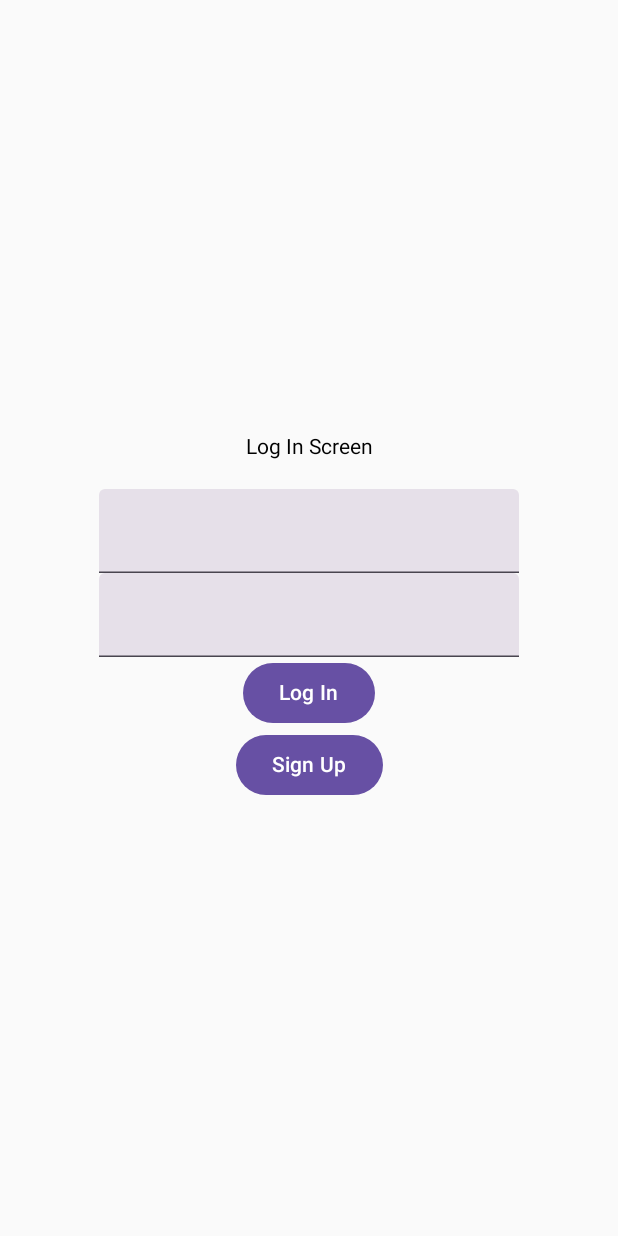
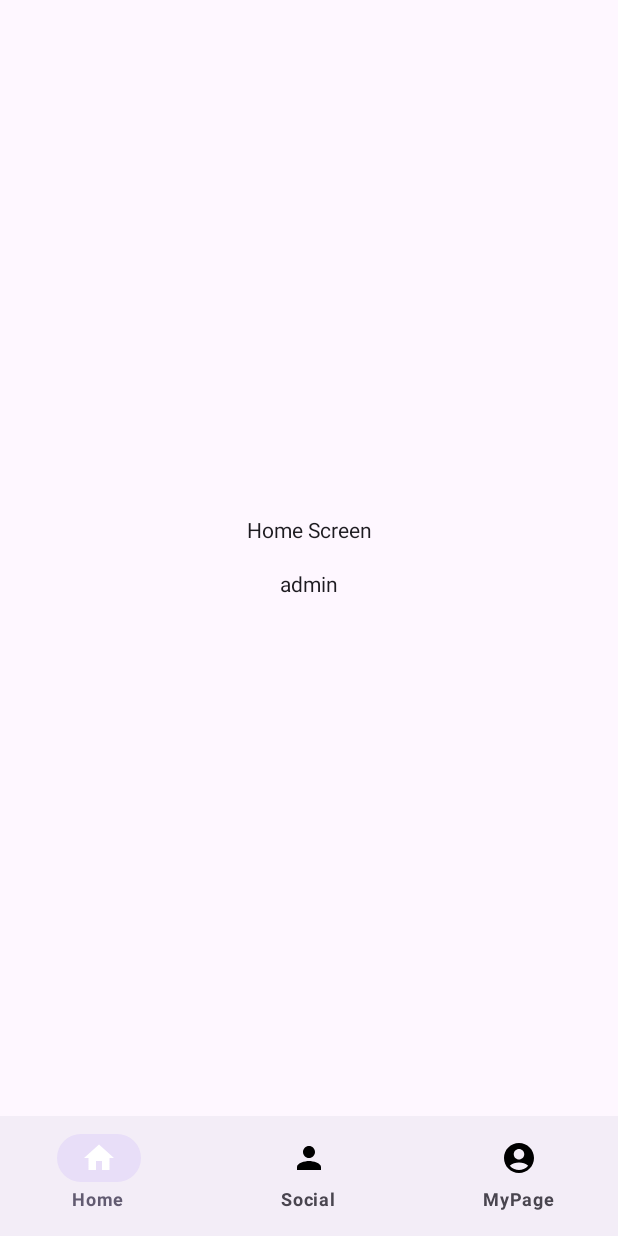
Before and after one commit to snuhcs-course/swpp-2023-project-team-13, an Android app built with Jetpack Compose: the screen it shows after launch (MainActivity), on a phone screen of 412 x 824 dp. Run offline under Robolectric (Android 15) with nearby library versions, the phone set to English and light mode, and no system bars.

Commit message:
Add Feature: BottomBar
navGraph와 Scaffold를 이용하여 BottomBar를 만들어 보았습니다.
하단에 home, social, mypage에서 선택하여 screen을 전환할 수 있습니다.

```diff
--- a/frontend/app/src/main/java/com/team13/fooriend/ui/FooriendApp.kt
+++ b/frontend/app/src/main/java/com/team13/fooriend/ui/FooriendApp.kt
@@ -1,23 +1,25 @@
 package com.team13.fooriend.ui
 
+import androidx.compose.material3.ExperimentalMaterial3Api
 import androidx.compose.runtime.Composable
 import androidx.navigation.NavHostController
 import androidx.navigation.compose.NavHost
 import androidx.navigation.compose.composable
 import androidx.navigation.compose.rememberNavController
-import com.team13.fooriend.ui.screen.home.HomeScreen
+import com.team13.fooriend.ui.component.BottomBar
 import com.team13.fooriend.ui.screen.login.LogInScreen
-import com.team13.fooriend.ui.screen.mypage.MyPageScreen
 import com.team13.fooriend.ui.screen.signup.SignUpScreen
-import com.team13.fooriend.ui.screen.social.SocialScreen
 
 
+@OptIn(ExperimentalMaterial3Api::class)
 @Composable
 fun FooriendApp() {
     val navController = rememberNavController()
-    FooriendNavHost(navController = navController)
+    //FooriendNavHost(navController = navController)
+    BottomBar(navController = navController)
 }
 
+@OptIn(ExperimentalMaterial3Api::class)
 @Composable
 fun FooriendNavHost(navController: NavHostController) {
     NavHost(
@@ -25,26 +27,13 @@ fun FooriendNavHost(navController: NavHostController) {
         startDestination = "login"
     ) {
         composable("login") {
-            LogInScreen(navController)
+            LogInScreen()
         }
         composable("signup") {
-            SignUpScreen(navController)
+            SignUpScreen()
         }
-        composable("home/{nickname}") {
-                backStackEntry ->
-            HomeScreen(
-                navController = navController,
-                nickname = backStackEntry.arguments?.getString("nickname") ?: "",
-            )
-        }
-        composable("home") {
-            HomeScreen(navController, "admin")
-        }
-        composable("social") {
-            SocialScreen(navController)
-        }
-        composable("myPage") {
-            MyPageScreen(navController)
+        composable("home"){
+
         }
     }
 }
--- /dev/null
+++ b/frontend/app/src/main/java/com/team13/fooriend/ui/component/BottomBar.kt
@@ -0,0 +1,23 @@
+package com.team13.fooriend.ui.component
+
+import androidx.compose.foundation.layout.Box
+import androidx.compose.foundation.layout.padding
+import androidx.compose.material3.ExperimentalMaterial3Api
+import androidx.compose.material3.Scaffold
+import androidx.compose.runtime.Composable
+import androidx.compose.ui.Modifier
+import androidx.navigation.NavHostController
+import com.team13.fooriend.ui.navigation.BottomNavigation
+import com.team13.fooriend.ui.navigation.NavigationGraph
+
+@OptIn(ExperimentalMaterial3Api::class)
+@Composable
+fun BottomBar(navController: NavHostController){
+    Scaffold(
+        bottomBar = { BottomNavigation(navController = navController) }
+    ) {
+        Box(Modifier.padding(it)){
+            NavigationGraph(navController = navController)
+        }
+    }
+}
--- /dev/null
+++ b/frontend/app/src/main/java/com/team13/fooriend/ui/navigation/BottomNavItem.kt
@@ -0,0 +1,29 @@
+package com.team13.fooriend.ui.navigation
+
+import androidx.compose.material.icons.Icons
+import androidx.compose.material.icons.filled.AccountCircle
+import androidx.compose.material.icons.filled.Home
+import androidx.compose.material.icons.filled.Person
+import androidx.compose.ui.graphics.vector.ImageVector
+
+sealed class BottomNavItem(
+    val title: String,
+    val icon: ImageVector,
+    val route: String
+){
+    object Home: BottomNavItem(
+        title = "Home",
+        icon = Icons.Default.Home,
+        route = "home"
+    )
+    object Social: BottomNavItem(
+        title = "Social",
+        icon = Icons.Default.Person,
+        route = "social"
+    )
+    object MyPage: BottomNavItem(
+        title = "MyPage",
+        icon = Icons.Default.AccountCircle,
+        route = "myPage"
+    )
+}
--- /dev/null
+++ b/frontend/app/src/main/java/com/team13/fooriend/ui/navigation/BottomNavigation.kt
@@ -0,0 +1,49 @@
+package com.team13.fooriend.ui.navigation
+
+import androidx.compose.material3.Icon
+import androidx.compose.material3.NavigationBar
+import androidx.compose.material3.NavigationBarItem
+import androidx.compose.material3.NavigationBarItemDefaults
+import androidx.compose.material3.Text
+import androidx.compose.runtime.Composable
+import androidx.compose.ui.graphics.Color
+import androidx.compose.ui.text.font.FontWeight
+import androidx.navigation.NavHostController
+import androidx.navigation.compose.currentBackStackEntryAsState
+
+@Composable
+fun BottomNavigation(navController: NavHostController){
+    val items = listOf<BottomNavItem>(
+        BottomNavItem.Home,
+        BottomNavItem.Social,
+        BottomNavItem.MyPage,
+    )
+    NavigationBar {
+        val navBackStackEntry = navController.currentBackStackEntryAsState()
+        val currentRoute = navBackStackEntry.value?.destination?.route
+
+        items.forEach { item ->
+            val selected = item.route == navBackStackEntry.value?.destination?.route
+            NavigationBarItem(
+                icon = { Icon(imageVector = item.icon, contentDescription = item.title) },
+                label = { Text(text = item.title, fontWeight = FontWeight.Bold) },
+                selected = selected,
+                onClick = {
+                    navController.navigate(item.route){
+                        navController.graph.startDestinationRoute?.let {
+                            popUpTo(it){
+                                saveState = true
+                            }
+                            launchSingleTop = true
+                            restoreState = true
+                        }
+                    }
+                },
+                colors = NavigationBarItemDefaults.colors(
+                    selectedIconColor = Color.White,
+                    unselectedIconColor = Color.Black,
+                )
+            )
+        }
+    }
+}
--- /dev/null
+++ b/frontend/app/src/main/java/com/team13/fooriend/ui/navigation/NavigationGraph.kt
@@ -0,0 +1,32 @@
+package com.team13.fooriend.ui.navigation
+
+import androidx.compose.runtime.Composable
+import androidx.navigation.NavHostController
+import androidx.navigation.compose.NavHost
+import androidx.navigation.compose.composable
+import com.team13.fooriend.ui.screen.home.HomeScreen
+import com.team13.fooriend.ui.screen.login.LogInScreen
+import com.team13.fooriend.ui.screen.mypage.MyPageScreen
+import com.team13.fooriend.ui.screen.signup.SignUpScreen
+import com.team13.fooriend.ui.screen.social.SocialScreen
+
+@Composable
+fun NavigationGraph(navController: NavHostController){
+    NavHost(navController = navController, startDestination = "home"){
+        composable("login"){
+            LogInScreen()
+        }
+        composable("signup"){
+            SignUpScreen()
+        }
+        composable("home"){
+            HomeScreen("admin")
+        }
+        composable("social"){
+            SocialScreen()
+        }
+        composable("myPage"){
+            MyPageScreen()
+        }
+    }
+}
--- a/frontend/app/src/main/java/com/team13/fooriend/ui/screen/login/LogInScreen.kt
+++ b/frontend/app/src/main/java/com/team13/fooriend/ui/screen/login/LogInScreen.kt
@@ -15,12 +15,11 @@ import androidx.compose.runtime.remember
 import androidx.compose.ui.Alignment
 import androidx.compose.ui.Modifier
 import androidx.compose.ui.unit.dp
-import androidx.navigation.NavController
 
 
 @OptIn(ExperimentalMaterial3Api::class)
 @Composable
-fun LogInScreen(navController: NavController){
+fun LogInScreen(){
     val (id, idValue) = remember { mutableStateOf("") }
     val (password, passwordValue) = remember { mutableStateOf("") }
 
@@ -35,13 +34,13 @@ fun LogInScreen(navController: NavController){
         TextField(value = password, onValueChange = passwordValue)
         Button(onClick = {
             if(id.isNotEmpty() && password.isNotEmpty()){
-                navController.navigate("home/$id")
+                // TODO
             }
         }) {
             Text("Log In")
         }
         Button(onClick = {
-            navController.navigate("signup")
+            // TODO
         }) {
             Text("Sign Up")
         }
--- a/frontend/app/src/main/java/com/team13/fooriend/ui/screen/mypage/MyPageScreen.kt
+++ b/frontend/app/src/main/java/com/team13/fooriend/ui/screen/mypage/MyPageScreen.kt
@@ -29,13 +29,11 @@ import androidx.compose.ui.text.TextStyle
 import androidx.compose.ui.text.font.FontWeight
 import androidx.compose.ui.unit.dp
 import androidx.compose.ui.unit.sp
-import androidx.navigation.NavController
 import com.team13.fooriend.R
-import com.team13.fooriend.ui.component.ScreenChangeBar
 
 
 @Composable
-fun MyPageScreen(navController: NavController){
+fun MyPageScreen(){
     Column(
         modifier = Modifier.fillMaxSize(),
         horizontalAlignment = Alignment.CenterHorizontally
@@ -52,7 +50,6 @@ fun MyPageScreen(navController: NavController){
         Spacer(modifier = Modifier.weight(1f))
 
     }
-    ScreenChangeBar(navController)
 }
 
 
--- a/frontend/app/src/main/java/com/team13/fooriend/ui/screen/signup/SignUpScreen.kt
+++ b/frontend/app/src/main/java/com/team13/fooriend/ui/screen/signup/SignUpScreen.kt
@@ -15,12 +15,11 @@ import androidx.compose.runtime.remember
 import androidx.compose.ui.Alignment
 import androidx.compose.ui.Modifier
 import androidx.compose.ui.unit.dp
-import androidx.navigation.NavController
 
 
 @OptIn(ExperimentalMaterial3Api::class)
 @Composable
-fun SignUpScreen(navController: NavController){
+fun SignUpScreen(){
     val (id, idValue) = remember { mutableStateOf("") }
     val (password, passwordValue) = remember { mutableStateOf("") }
     val (passwordCheck, passwordCheckValue) = remember { mutableStateOf("") }
@@ -40,7 +39,7 @@ fun SignUpScreen(navController: NavController){
         TextField(value = nickname, onValueChange = nicknameValue)
         TextField(value = phoneNumber, onValueChange = phoneNumberValue)
         Button(onClick = {
-            navController.navigate("login")
+            // TODO
         }) {
             Text("Sign Up")
         }
--- a/frontend/app/src/main/java/com/team13/fooriend/ui/screen/social/SocialScreen.kt
+++ b/frontend/app/src/main/java/com/team13/fooriend/ui/screen/social/SocialScreen.kt
@@ -13,13 +13,11 @@ import androidx.compose.runtime.remember
 import androidx.compose.ui.Alignment
 import androidx.compose.ui.Modifier
 import androidx.compose.ui.unit.dp
-import androidx.navigation.NavController
-import com.team13.fooriend.ui.component.ScreenChangeBar
 
 
 @OptIn(ExperimentalMaterial3Api::class)
 @Composable
-fun SocialScreen(navController: NavController){
+fun SocialScreen(){
     val (search, searchValue) = remember { mutableStateOf("") }
     Column(
         modifier = Modifier.fillMaxSize(),
@@ -29,5 +27,4 @@ fun SocialScreen(navController: NavController){
         Spacer(modifier = Modifier.height(20.dp))
         TextField(value = search, onValueChange = searchValue)
     }
-    ScreenChangeBar(navController)
 }
```
Also changed, not shown: frontend/app/src/main/java/com/team13/fooriend/ui/screen/home/HomeScreen.kt (+1 -11 lines).
